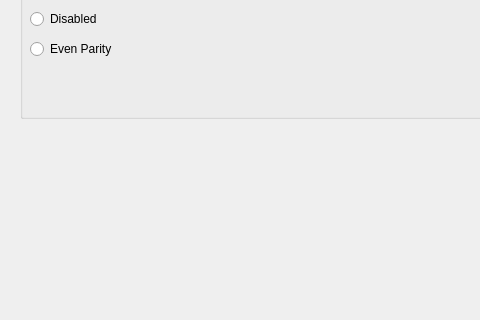
Before: the Qt Designer form View/tab_setup.ui in AakashKumar21/EmbeddedToolbox-GUI, drawn with Qt 5; both pictures show x 0 to 480 and y 132 to 452 of the 844 by 640 pixel window.
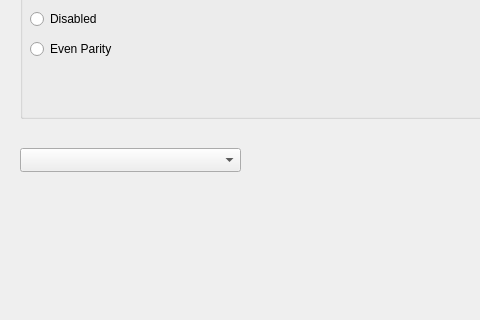
After: the same form once the commit is applied.

Commit message:
Added Theme selector
Also added QSS Based StyleSheets, from https://qss-stock.devsecstudio.com/

```diff
--- a/View/tab_setup.ui
+++ b/View/tab_setup.ui
@@ -154,6 +154,16 @@
     </layout>
    </widget>
   </widget>
+  <widget class="QComboBox" name="dropdown_themes">
+   <property name="geometry">
+    <rect>
+     <x>20</x>
+     <y>280</y>
+     <width>221</width>
+     <height>24</height>
+    </rect>
+   </property>
+  </widget>
  </widget>
  <resources/>
  <connections/>
```
The commit also changes 8 other files.
